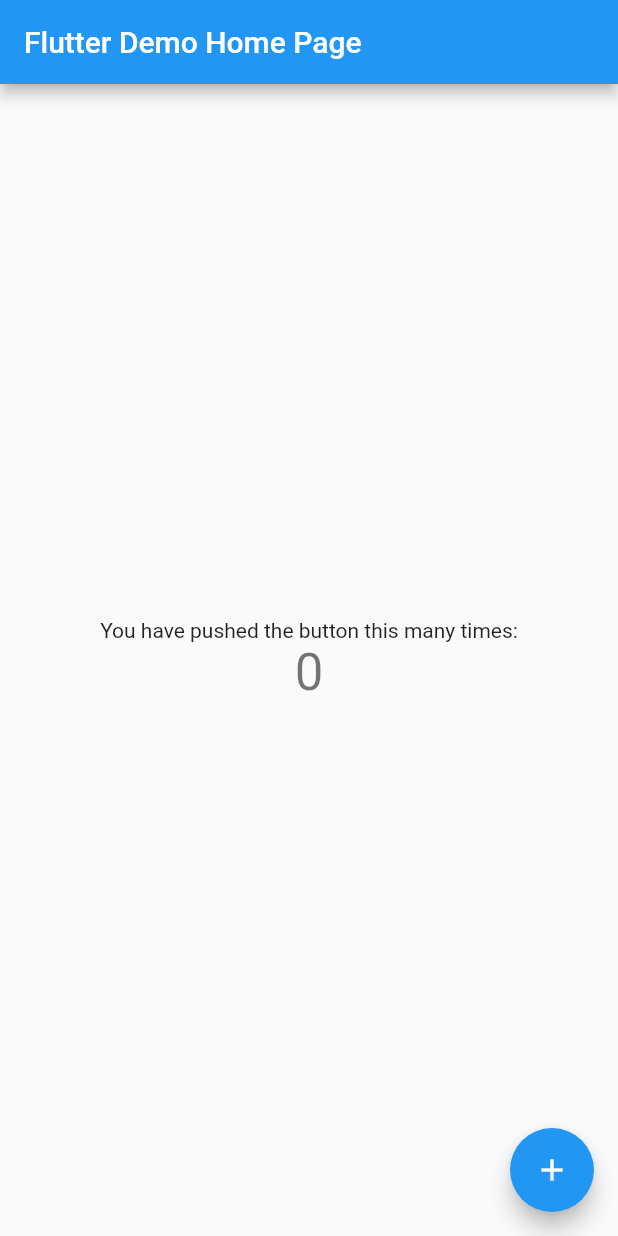
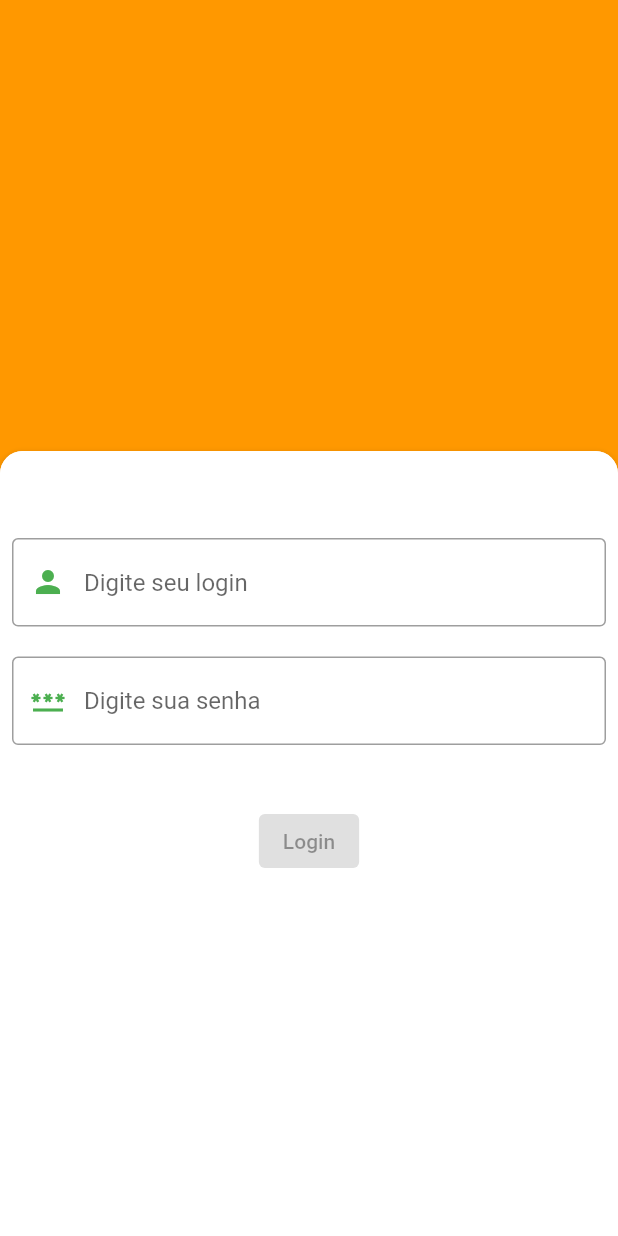
Before and after one commit to rodrigocc/flex_solides_app, a Flutter app: the screen it shows after launch, on a phone screen of 412 x 824 dp. Run offline on Flutter 3.47's test engine with Material 2 defaults, Android fonts, the phone set to English and light mode, and no system bars; our stand-ins replace dio.

Commit message:
Feat: create presentation

```diff
--- /dev/null
+++ b/lib/features/login/presentation/screens/login_screen.dart
@@ -0,0 +1,77 @@
+import 'package:flutter/material.dart';
+
+class LoginScreen extends StatefulWidget {
+  const LoginScreen({super.key});
+
+  @override
+  State<LoginScreen> createState() => _LoginScreenState();
+}
+
+class _LoginScreenState extends State<LoginScreen> {
+  @override
+  Widget build(BuildContext context) {
+    return Scaffold(
+      backgroundColor: Colors.orange,
+      body: SingleChildScrollView(
+        child: Column(
+          children: [
+            SizedBox(height: MediaQuery.of(context).size.height / 2.74),
+            Material(
+              borderRadius: const BorderRadius.only(
+                topLeft: Radius.circular(15),
+                topRight: Radius.circular(15),
+              ),
+              elevation: 4,
+              child: Container(
+                decoration: const BoxDecoration(
+                  color: Colors.white,
+                  borderRadius: BorderRadius.only(
+                    topLeft: Radius.circular(15),
+                    topRight: Radius.circular(15),
+                  ),
+                ),
+                height: 550,
+                child: Padding(
+                  padding: const EdgeInsets.all(8.0),
+                  child: Column(
+                    children: const [
+                      SizedBox(height: 50),
+                      TextField(
+                        decoration: InputDecoration(
+                          border: OutlineInputBorder(
+                              borderSide: BorderSide(color: Colors.teal)),
+                          hintText: 'Digite seu login',
+                          prefixIcon: Icon(
+                            Icons.person,
+                            color: Colors.green,
+                          ),
+                        ),
+                      ),
+                      SizedBox(height: 20),
+                      TextField(
+                        decoration: InputDecoration(
+                          border: OutlineInputBorder(
+                              borderSide: BorderSide(color: Colors.teal)),
+                          hintText: 'Digite sua senha',
+                          prefixIcon: Icon(
+                            Icons.password_outlined,
+                            color: Colors.green,
+                          ),
+                        ),
+                      ),
+                      SizedBox(height: 40),
+
+                      ElevatedButton(onPressed: null, child: Text('Login'),
+
+                      )
+                    ],
+                  ),
+                ),
+              ),
+            )
+          ],
+        ),
+      ),
+    );
+  }
+}
--- a/lib/main.dart
+++ b/lib/main.dart
@@ -1,3 +1,4 @@
+import 'package:flex_solides_app/features/login/presentation/screens/login_screen.dart';
 import 'package:flutter/material.dart';
 
 void main() {
@@ -14,54 +15,7 @@
       theme: ThemeData(
         primarySwatch: Colors.blue,
       ),
-      home: const MyHomePage(title: 'Flutter Demo Home Page'),
+      home: const LoginScreen(),
     );
   }
 }
-
-class MyHomePage extends StatefulWidget {
-  const MyHomePage({super.key, required this.title});
-
-  final String title;
-
-  @override
-  State<MyHomePage> createState() => _MyHomePageState();
-}
-
-class _MyHomePageState extends State<MyHomePage> {
-  int _counter = 0;
-
-  void _incrementCounter() {
-    setState(() {
-      _counter++;
-    });
-  }
-
-  @override
-  Widget build(BuildContext context) {
-    return Scaffold(
-      appBar: AppBar(
-        title: Text(widget.title),
-      ),
-      body: Center(
-        child: Column(
-          mainAxisAlignment: MainAxisAlignment.center,
-          children: <Widget>[
-            const Text(
-              'You have pushed the button this many times:',
-            ),
-            Text(
-              '$_counter',
-              style: Theme.of(context).textTheme.headlineMedium,
-            ),
-          ],
-        ),
-      ),
-      floatingActionButton: FloatingActionButton(
-        onPressed: _incrementCounter,
-        tooltip: 'Increment',
-        child: const Icon(Icons.add),
-      ),
-    );
-  }
-}
```
Also changed, not shown: lib/features/login/presentation/bloc/login_bloc.dart (added), lib/features/login/presentation/bloc/login_event.dart (added), lib/features/login/presentation/bloc/login_state.dart (added).
